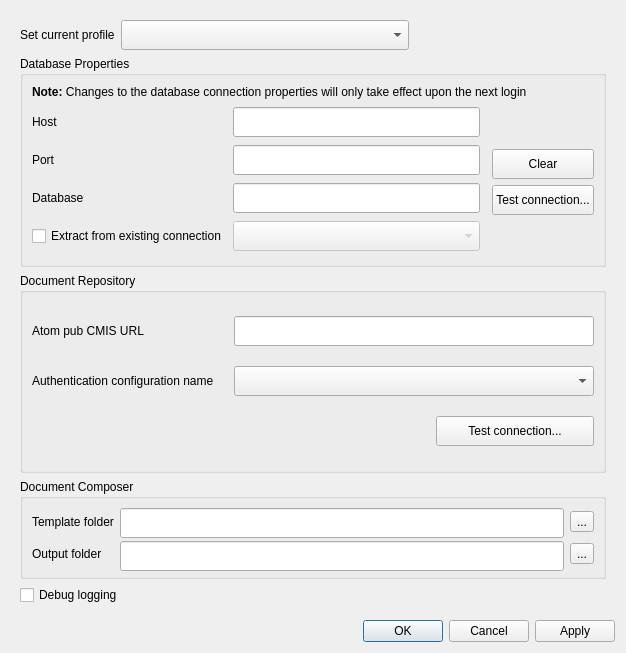
The window that ui/ui_options.ui (gltn/stdm) describes before a commit, drawn with Qt 5.
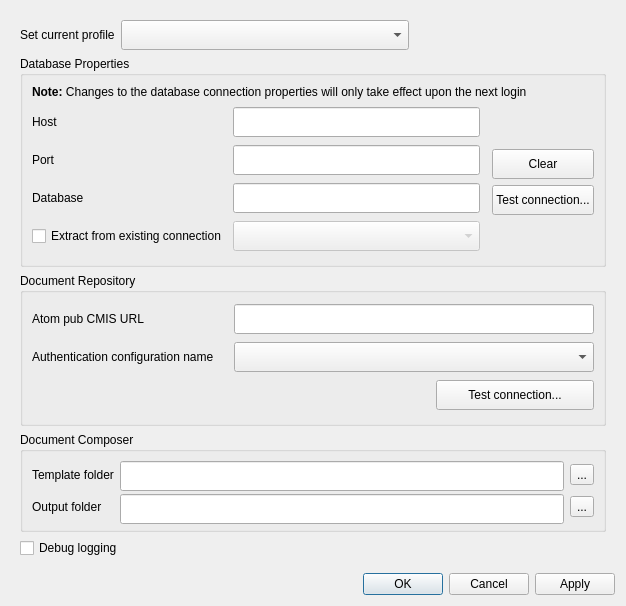
The same window after the commit. Icons and pictures are not drawn.

```diff
--- a/ui/ui_options.ui
+++ b/ui/ui_options.ui
@@ -7,7 +7,7 @@
     <x>0</x>
     <y>0</y>
     <width>626</width>
-    <height>653</height>
+    <height>606</height>
    </rect>
   </property>
   <property name="sizePolicy">
@@ -40,7 +40,7 @@
         <x>0</x>
         <y>0</y>
         <width>608</width>
-        <height>598</height>
+        <height>551</height>
        </rect>
       </property>
       <layout class="QGridLayout" name="gridLayout_5">
```
